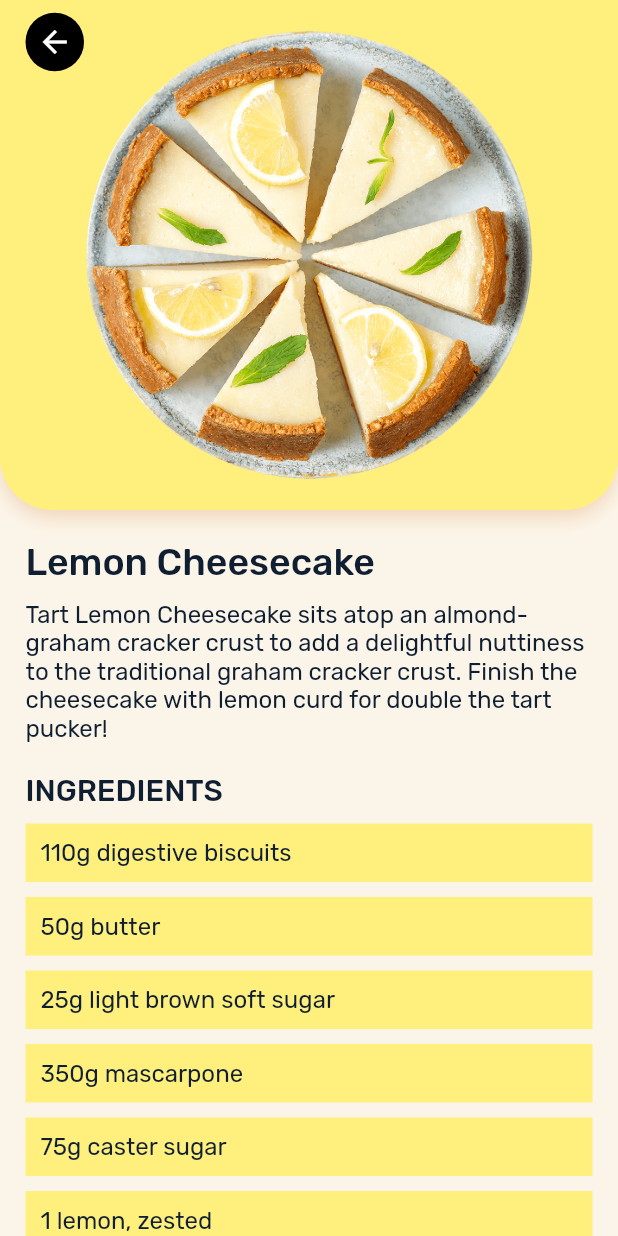
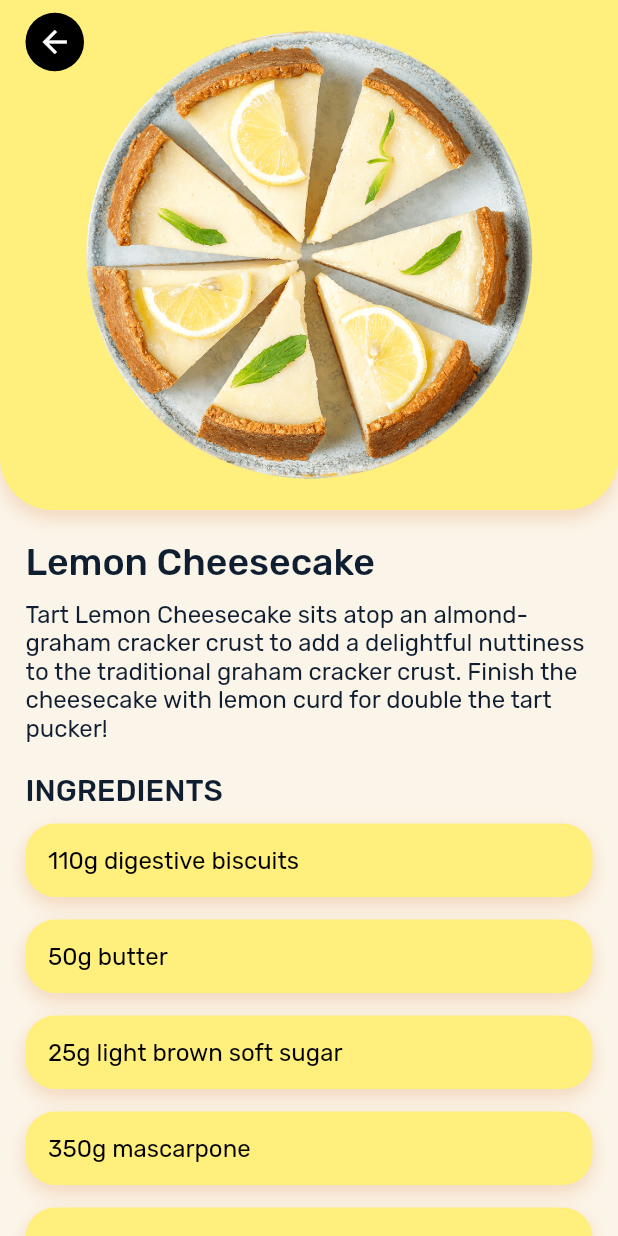
Before and after one commit to AP2Topper0127/recipes_ui_app, a Flutter app: the screen it shows after launch, after a tap on "Lemon Cheesecake", on a phone screen of 412 x 824 dp. Run offline on Flutter 3.47's test engine with Material 2 defaults, Android fonts, the phone set to English and light mode, and no system bars; our stand-ins replace flutter_riverpod, sensors_plus.

Commit message:
feat: adds ingredients section animation

```diff
--- /dev/null
+++ b/lib/features/ingredients/views/widgets/ingredient_item.dart
@@ -0,0 +1,43 @@
+import 'package:flutter/material.dart';
+import 'package:flutter_vikings/core/styles/app_colors.dart';
+import 'package:flutter_vikings/features/recipes/models/recipe.dart';
+
+class IngredientItem extends StatelessWidget {
+  const IngredientItem(
+    this.recipe, {
+    Key? key,
+    required this.ingredient,
+  }) : super(key: key);
+
+  final Recipe recipe;
+  final String ingredient;
+
+  @override
+  Widget build(BuildContext context) {
+    return Container(
+      margin: const EdgeInsets.only(bottom: 15),
+      padding: const EdgeInsets.all(15),
+      decoration: BoxDecoration(
+        color: recipe.bgColor,
+        borderRadius: BorderRadius.circular(20),
+        boxShadow: [
+          BoxShadow(
+            color: AppColors.orangeDark.withOpacity(
+              AppColors.getBrightness(recipe.bgColor) == Brightness.dark
+                  ? 0.5
+                  : 0.2,
+            ),
+            blurRadius: 10,
+            offset: const Offset(0, 5),
+          ),
+        ],
+      ),
+      child: Text(
+        ingredient,
+        style: Theme.of(context).textTheme.bodyText2!.copyWith(
+              color: AppColors.textColorFromBackground(recipe.bgColor),
+            ),
+      ),
+    );
+  }
+}
--- /dev/null
+++ b/lib/features/ingredients/views/widgets/ingredient_item_wrapper.dart
@@ -0,0 +1,83 @@
+import 'package:flutter/material.dart';
+
+class IngredientItemWrapper extends StatefulWidget {
+  const IngredientItemWrapper({
+    Key? key,
+    required this.child,
+    this.index = 0,
+    this.totalCount = 1,
+  }) : super(key: key);
+
+  final Widget child;
+  final int index;
+  final int totalCount;
+
+  @override
+  State<IngredientItemWrapper> createState() => _IngredientItemWrapperState();
+}
+
+class _IngredientItemWrapperState extends State<IngredientItemWrapper>
+    with SingleTickerProviderStateMixin {
+  late final AnimationController animationController;
+  late final Animation<Offset> offsetAnimation;
+  late final Animation<double> fadeAnimation;
+
+  @override
+  void initState() {
+    super.initState();
+    animationController = AnimationController(
+      vsync: this,
+      duration: const Duration(milliseconds: 600),
+    );
+
+    Future.delayed(
+      const Duration(milliseconds: 300),
+      () => animationController.forward(),
+    );
+
+    double intervalStartValue = widget.index / widget.totalCount;
+    Curve intervalCurve = Interval(
+      intervalStartValue,
+      1,
+      curve: Curves.easeOut,
+    );
+
+    offsetAnimation = Tween<Offset>(
+      begin: const Offset(0, 30),
+      end: Offset.zero,
+    ).animate(
+      CurvedAnimation(
+        parent: animationController,
+        curve: intervalCurve,
+      ),
+    );
+
+    fadeAnimation = Tween<double>(begin: 0, end: 1).animate(
+      CurvedAnimation(
+        parent: animationController,
+        curve: intervalCurve,
+      ),
+    );
+  }
+
+  @override
+  void dispose() {
+    animationController.dispose();
+    super.dispose();
+  }
+
+  @override
+  Widget build(BuildContext context) {
+    return AnimatedBuilder(
+      animation: animationController,
+      builder: (context, child) => Transform.translate(
+        offset: offsetAnimation.value,
+        child: child,
+      ),
+      child: FadeTransition(
+        opacity: fadeAnimation,
+        child: widget.child,
+      ),
+    );
+  }
+}
--- a/lib/features/ingredients/views/widgets/ingredients_section.dart
+++ b/lib/features/ingredients/views/widgets/ingredients_section.dart
@@ -1,4 +1,6 @@
 import 'package:flutter/material.dart';
+import 'package:flutter_vikings/features/ingredients/views/widgets/ingredient_item.dart';
+import 'package:flutter_vikings/features/ingredients/views/widgets/ingredient_item_wrapper.dart';
 import 'package:flutter_vikings/features/recipes/models/recipe.dart';
 
 class IngredientsSection extends StatelessWidget {
@@ -17,13 +19,13 @@ class IngredientsSection extends StatelessWidget {
       itemCount: recipe.ingredients.length,
       shrinkWrap: true,
       itemBuilder: (context, i) {
-        return Container(
-          margin: const EdgeInsets.only(bottom: 10),
-          padding: const EdgeInsets.all(10),
-          decoration: BoxDecoration(
-            color: recipe.bgColor,
+        return IngredientItemWrapper(
+          index: i,
+          totalCount: recipe.ingredients.length,
+          child: IngredientItem(
+            recipe,
+            ingredient: recipe.ingredients[i],
           ),
-          child: Text(recipe.ingredients[i]),
         );
       },
     );
--- a/lib/features/recipes/views/pages/recipe_page.dart
+++ b/lib/features/recipes/views/pages/recipe_page.dart
@@ -4,8 +4,8 @@ import 'package:flutter/material.dart';
 import 'package:flutter/rendering.dart';
 import 'package:flutter_vikings/core/enums/screen_size.dart';
 import 'package:flutter_vikings/core/widgets/delayed_fade_in_effect.dart';
+import 'package:flutter_vikings/features/ingredients/views/widgets/ingredients_section.dart';
 import 'package:flutter_vikings/features/recipes/models/recipe.dart';
-import 'package:flutter_vikings/features/ingredients/views/widgets/ingredients_section.dart';
 import 'package:flutter_vikings/features/recipes/views/widgets/recipe_page_sidebar.dart';
 import 'package:flutter_vikings/features/recipes/views/widgets/recipe_page_sliver_app_bar.dart';
 
@@ -121,9 +121,9 @@ class _RecipePageState extends State<RecipePage> {
                     ]),
                   ),
                 ),
-                const SliverToBoxAdapter(
+                SliverToBoxAdapter(
                   child: SizedBox(
-                    height: 1000,
+                    height: MediaQuery.of(context).padding.bottom + 20,
                   ),
                 )
               ],
```
